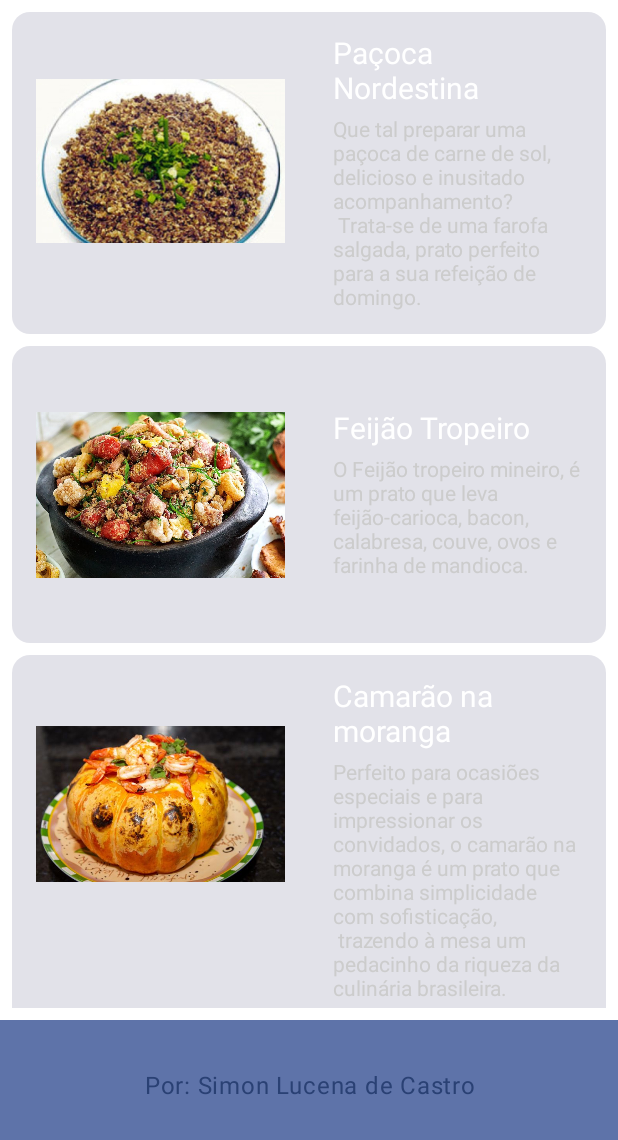
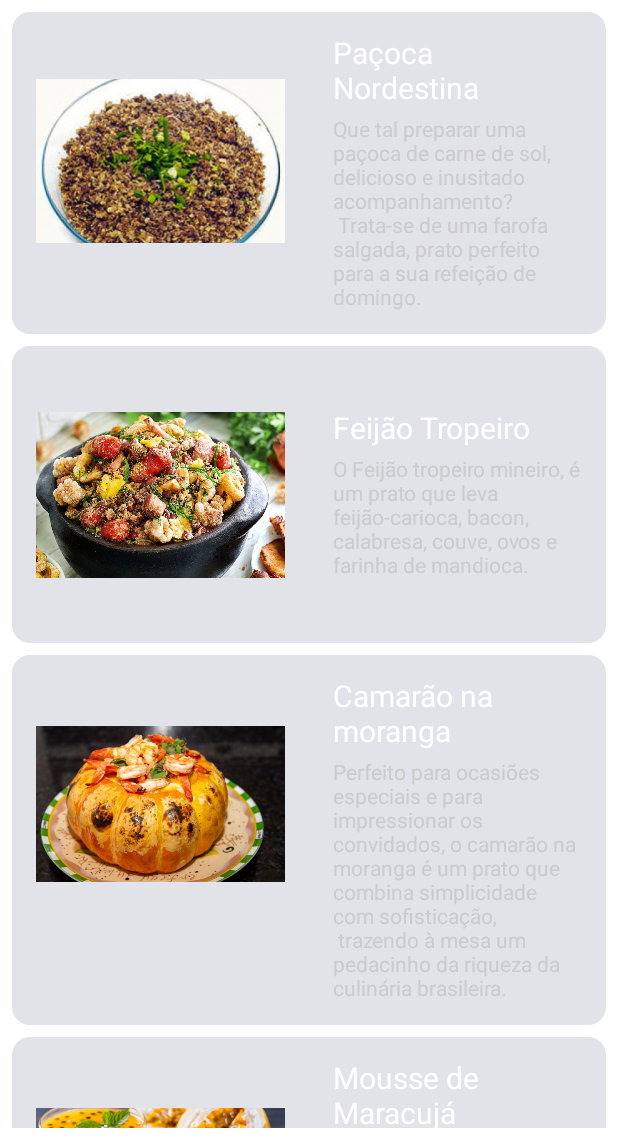
Before and after one commit to SimonLucena/ProjetoJeitinho_Brasileiro, an Android app built with Jetpack Compose: the TelaPrincipal screen opened through its navigation route, on a phone screen of 412 x 824 dp, the part 96-1236 px from its top. Run offline under Robolectric (Android 15) with nearby library versions, the phone set to English and light mode, and no system bars.

Commit message:
Update do menu

```diff
--- a/app/src/main/java/com/example/projeto_jeitinho_brasileiro/MainActivity.kt
+++ b/app/src/main/java/com/example/projeto_jeitinho_brasileiro/MainActivity.kt
@@ -17,11 +17,14 @@ import androidx.navigation.compose.composable
 import androidx.navigation.compose.rememberNavController
 import com.example.projeto_jeitinho_brasileiro.repositorio.user.Cadastro
 import com.example.projeto_jeitinho_brasileiro.repositorio.user.Usuario
+import com.example.projeto_jeitinho_brasileiro.repositorio.user.UsuarioDAO
 import com.example.projeto_jeitinho_brasileiro.ui.telas.TelaLogin
 import com.example.projeto_jeitinho_brasileiro.ui.telas.TelaPrincipal
 import com.example.projeto_jeitinho_brasileiro.ui.telas.TelaSignup
 import com.example.projeto_jeitinho_brasileiro.ui.theme.ProjetoJeitinho_BrasileiroTheme
 
+val usuarioDAO: UsuarioDAO = UsuarioDAO()
+val cadastro = Cadastro()
 class MainActivity : ComponentActivity() {
     override fun onCreate(savedInstanceState: Bundle?) {
         super.onCreate(savedInstanceState)
@@ -57,6 +60,7 @@ class MainActivity : ComponentActivity() {
                                     .padding(innerPadding)
                                     .background( Color.White ),
                                 onLogoffClick = {
+                                    cadastro.removePerfil()
                                     navController.navigate("login")
                                 }
                             )
--- a/app/src/main/java/com/example/projeto_jeitinho_brasileiro/repositorio/user/Usuario.kt
+++ b/app/src/main/java/com/example/projeto_jeitinho_brasileiro/repositorio/user/Usuario.kt
@@ -4,10 +4,14 @@ data class Usuario(val indice:Int = 0, val nome:String = "", val email:String =
 }
 
 class Cadastro {
-    private val cadastro = mutableListOf<Usuario>()
+    private var cadastro = mutableListOf<Usuario>()
 
     fun addPerfil(user: Usuario) {
         cadastro.add(user)
+    }
+
+    fun removePerfil() {
+        cadastro.clear()
     }
 
     fun getListaUsuario(): List<Usuario>{
--- a/app/src/main/java/com/example/projeto_jeitinho_brasileiro/ui/telas/TelaLogin.kt
+++ b/app/src/main/java/com/example/projeto_jeitinho_brasileiro/ui/telas/TelaLogin.kt
@@ -30,15 +30,16 @@ import androidx.compose.ui.text.font.FontWeight
 import androidx.compose.ui.text.input.PasswordVisualTransformation
 import androidx.compose.ui.unit.dp
 import androidx.compose.ui.unit.sp
+import com.example.projeto_jeitinho_brasileiro.cadastro
 import com.example.projeto_jeitinho_brasileiro.repositorio.user.Cadastro
 import com.example.projeto_jeitinho_brasileiro.repositorio.user.Usuario
 import com.example.projeto_jeitinho_brasileiro.repositorio.user.UsuarioDAO
+import com.example.projeto_jeitinho_brasileiro.usuarioDAO
 import kotlinx.coroutines.Dispatchers
 import kotlinx.coroutines.delay
 import kotlinx.coroutines.launch
 
-val usuarioDAO: UsuarioDAO = UsuarioDAO()
-val cadastro = Cadastro()
+
 @Composable
 fun TelaLogin(innerPadding: PaddingValues, onSigninClick: () -> Unit, onSignupClick: () -> Unit) {
     val context = LocalContext.current
@@ -46,7 +47,7 @@ fun TelaLogin(innerPadding: PaddingValues, onSigninClick: () -> Unit, onSignupCl
 
     var login by  remember{mutableStateOf("")}
     var senha by  remember{mutableStateOf("")}
-    var mensagemErro by remember { mutableStateOf<String?>("") }
+    var mensagemErro by remember { mutableStateOf<String?>(null) }
 
     Column(
         modifier = Modifier
@@ -64,7 +65,7 @@ fun TelaLogin(innerPadding: PaddingValues, onSigninClick: () -> Unit, onSignupCl
             ),
             text = "Login"
         )
-        TextField(value = login, onValueChange = {login = it}, placeholder = {
+        TextField(value = login, onValueChange = {login = it.trim()}, placeholder = {
             Text(text = "E-mail")
         })
         Spacer(modifier = Modifier.height(10.dp))
@@ -99,13 +100,8 @@ fun TelaLogin(innerPadding: PaddingValues, onSigninClick: () -> Unit, onSignupCl
             }
         }
         mensagemErro?.let {
-//            Text(
-//                text = it,
-//                color = MaterialTheme.colorScheme.error
-//            )
             LaunchedEffect(it) {
                 Toast.makeText(context, it, Toast.LENGTH_SHORT).show()
-//                delay(5000)
                 mensagemErro = null
             }
         }
--- a/app/src/main/java/com/example/projeto_jeitinho_brasileiro/ui/telas/TelaPrincipal.kt
+++ b/app/src/main/java/com/example/projeto_jeitinho_brasileiro/ui/telas/TelaPrincipal.kt
@@ -2,6 +2,7 @@ package com.example.projeto_jeitinho_brasileiro.ui.telas
 
 import android.inputmethodservice.Keyboard
 import androidx.compose.foundation.background
+import androidx.compose.foundation.clickable
 import androidx.compose.foundation.layout.Arrangement
 import androidx.compose.foundation.layout.Column
 import androidx.compose.foundation.layout.Row
@@ -11,21 +12,31 @@ import androidx.compose.foundation.layout.height
 import androidx.compose.foundation.layout.padding
 import androidx.compose.foundation.layout.width
 import androidx.compose.material.icons.Icons
+import androidx.compose.material.icons.automirrored.filled.ArrowBack
 import androidx.compose.material.icons.automirrored.filled.ExitToApp
 import androidx.compose.material.icons.filled.Add
+import androidx.compose.material.icons.filled.ArrowBack
+import androidx.compose.material.icons.filled.Close
 import androidx.compose.material.icons.filled.Menu
 import androidx.compose.material3.BottomAppBar
 import androidx.compose.material3.CenterAlignedTopAppBar
+import androidx.compose.material3.Divider
+import androidx.compose.material3.DrawerState
+import androidx.compose.material3.DrawerValue
 import androidx.compose.material3.DropdownMenu
 import androidx.compose.material3.DropdownMenuItem
 import androidx.compose.material3.ExperimentalMaterial3Api
 import androidx.compose.material3.Icon
 import androidx.compose.material3.IconButton
 import androidx.compose.material3.MaterialTheme
+import androidx.compose.material3.ModalDrawerSheet
+import androidx.compose.material3.ModalNavigationDrawer
+import androidx.compose.material3.NavigationDrawerItem
 import androidx.compose.material3.Scaffold
 import androidx.compose.material3.Text
 import androidx.compose.material3.TopAppBar
 import androidx.compose.material3.TopAppBarDefaults.topAppBarColors
+import androidx.compose.material3.rememberDrawerState
 import androidx.compose.runtime.Composable
 import androidx.compose.runtime.mutableStateOf
 import androidx.compose.runtime.remember
@@ -37,17 +48,50 @@ import androidx.compose.ui.unit.dp
 import com.example.projeto_jeitinho_brasileiro.R
 
 import androidx.compose.runtime.getValue
+import androidx.compose.runtime.rememberCoroutineScope
 
 import androidx.compose.runtime.setValue
 import androidx.compose.ui.graphics.vector.ImageVector
+import com.example.projeto_jeitinho_brasileiro.cadastro
+import com.example.projeto_jeitinho_brasileiro.repositorio.user.Cadastro
+import kotlinx.coroutines.launch
 
 @OptIn(ExperimentalMaterial3Api::class)
 @Composable
 fun TelaPrincipal(modifier: Modifier = Modifier, onLogoffClick: () -> Unit){
-//    val usuario =
     var menuExpanded by remember {
         mutableStateOf(false)
     }
+
+    val drawerState = rememberDrawerState(initialValue = DrawerValue.Closed)
+    val scope = rememberCoroutineScope()
+    ModalNavigationDrawer(
+        drawerState = drawerState,
+        drawerContent = {
+            ModalDrawerSheet {
+                Row(
+                    modifier = Modifier
+                        .fillMaxWidth()
+                        .padding(16.dp)
+                ) {
+                    Text("${cadastro.getNome(0)}", modifier = Modifier.weight(1f))
+                    Icon(
+                        imageVector = Icons.AutoMirrored.Filled.ArrowBack, // Use an appropriate icon
+                        contentDescription = "Close Drawer",
+                        modifier = Modifier.clickable { scope.launch { drawerState.apply { close() } } }
+                    )
+                }
+                Divider()
+                Spacer(modifier = Modifier.weight(1f))
+                NavigationDrawerItem(
+                    label = { Text(text = "Sair") },
+                    selected = false,
+                    onClick = { onLogoffClick() }
+                )
+            }
+        },
+        gesturesEnabled = false
+    ){
         Scaffold(
 
             topBar = {
@@ -60,59 +104,32 @@ fun TelaPrincipal(modifier: Modifier = Modifier, onLogoffClick: () -> Unit){
                         Text("Jeitinho Brasileiro")
                     },
                     navigationIcon = {
-                    IconButton(onClick = { /*TODO*/ }) {
-
-                    }
-                    IconButton(onClick = {menuExpanded = !menuExpanded })
-                    { Icon(imageVector = Icons.Filled.Menu,
-                        contentDescription = "Menu" )
-
-                    }
-                    DropdownMenu(
-                        expanded = menuExpanded,
-                        onDismissRequest = { menuExpanded = false }
-                    ) {
-                        DropdownMenuItem(
-                            text = { Text(text = "Refresh") },
-                            onClick = { /*TODO*/ }
-                        )
-                        DropdownMenuItem(
-                            text = {
-                                Row {
-                                    Icon(imageVector = Icons.AutoMirrored.Filled.ExitToApp, contentDescription = "Logout" )
-                                    Spacer(modifier = Modifier.width(8.dp))
-                                    Text(text = "Logout")
-                                }
-                            },
-                            onClick = { onLogoffClick() }
-                        )
-                    }
-
-                }
-//                navigationIcon = {
-//                    IconButton(onClick = { onLogoffClick() }) {
-//                        Icon(
-//                            painter = painterResource(id = R.drawable.logout),
-//                            contentDescription = "Logout",
-//                        )
-//                    }
-//                }
-            )
-        },
-        bottomBar = {
-            BottomAppBar(
-                containerColor = MaterialTheme.colorScheme.primaryContainer,
-                contentColor = MaterialTheme.colorScheme.primary,
-            ) {
-                Text(
-                    modifier = Modifier
-                        .fillMaxWidth()
-                        .height(20.dp),
-                    textAlign = TextAlign.Center,
-                    text = "Por: Simon Lucena de Castro",
-                )
+                        IconButton(onClick = {
+                            scope.launch {
+                                drawerState.apply {
+                                    if (isClosed) open() else close()
                                 }
                             }
+                        }) {
+                            Icon(imageVector = Icons.Filled.Menu, contentDescription = "Menu" )
+                        }
+                    }
+                )
+            }//,
+    //        bottomBar = {
+    //            BottomAppBar(
+    //                containerColor = MaterialTheme.colorScheme.primaryContainer,
+    //                contentColor = MaterialTheme.colorScheme.primary,
+    //            ) {
+    //                Text(
+    //                    modifier = Modifier
+    //                        .fillMaxWidth()
+    //                        .height(20.dp),
+    //                    textAlign = TextAlign.Center,
+    //                    text = "Por: Simon Lucena de Castro",
+    //                )
+    //            }
+    //        }
         ) { innerPadding ->
             Column(
                 modifier = Modifier
@@ -124,3 +141,4 @@ fun TelaPrincipal(modifier: Modifier = Modifier, onLogoffClick: () -> Unit){
             }
         }
     }
+}
--- a/app/src/main/java/com/example/projeto_jeitinho_brasileiro/ui/telas/TelaSignup.kt
+++ b/app/src/main/java/com/example/projeto_jeitinho_brasileiro/ui/telas/TelaSignup.kt
@@ -28,6 +28,7 @@ import androidx.compose.ui.unit.sp
 import com.example.projeto_jeitinho_brasileiro.repositorio.user.Cadastro
 import com.example.projeto_jeitinho_brasileiro.repositorio.user.Usuario
 import com.example.projeto_jeitinho_brasileiro.repositorio.user.UsuarioDAO
+import com.example.projeto_jeitinho_brasileiro.usuarioDAO
 import kotlinx.coroutines.delay
 
 @Composable
```
Lines whose indentation alone changed are shown as unchanged.
